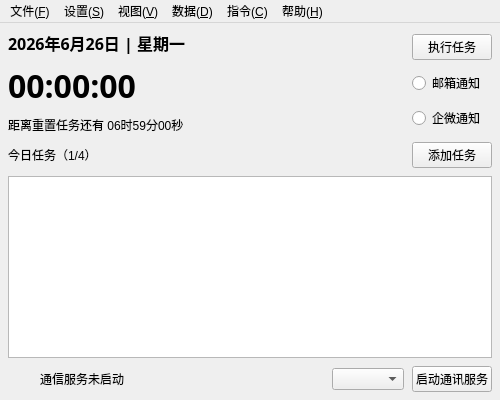
Above: MainWindow.ui from AndroidCoderPeng/TaskDispatcher before the change. Below: the same form after it.
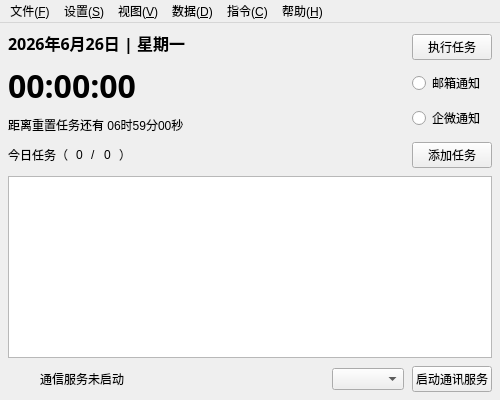
That is the form after the change. Icons and pictures are not drawn.

Commit message: feat(data): 添加任务存储功能，支持任务的增删改查操作

Diff of the .ui file:
```diff
--- a/MainWindow.ui
+++ b/MainWindow.ui
@@ -132,11 +132,59 @@
                                             <number>8</number>
                                         </property>
                                         <item>
-                                            <widget class="QLabel" name="taskCountLabel">
-                                                <property name="text">
-                                                    <string>今日任务（1/4）</string>
+                                            <layout class="QHBoxLayout" name="horizontalLayout_5">
+                                                <property name="spacing">
+                                                    <number>8</number>
                                                 </property>
-                                            </widget>
+                                                <item>
+                                                    <widget class="QLabel" name="label">
+                                                        <property name="text">
+                                                            <string>今日任务（</string>
+                                                        </property>
+                                                    </widget>
+                                                </item>
+                                                <item>
+                                                    <widget class="QLabel" name="taskIndexLabel">
+                                                        <property name="text">
+                                                            <string>0</string>
+                                                        </property>
+                                                    </widget>
+                                                </item>
+                                                <item>
+                                                    <widget class="QLabel" name="label">
+                                                        <property name="text">
+                                                            <string>/</string>
+                                                        </property>
+                                                    </widget>
+                                                </item>
+                                                <item>
+                                                    <widget class="QLabel" name="taskCountLabel">
+                                                        <property name="text">
+                                                            <string>0</string>
+                                                        </property>
+                                                    </widget>
+                                                </item>
+                                                <item>
+                                                    <widget class="QLabel" name="label">
+                                                        <property name="text">
+                                                            <string>）</string>
+                                                        </property>
+                                                    </widget>
+                                                </item>
+                                                <item>
+                                                    <spacer name="horizontalSpacer_2">
+                                                        <property name="orientation">
+                                                            <enum>Qt::Horizontal</enum>
+                                                        </property>
+                                                        <property name="sizeHint" stdset="0">
+                                                            <size>
+                                                                <width>40</width>
+                                                                <height>20</height>
+                                                            </size>
+                                                        </property>
+                                                    </spacer>
+                                                </item>
+                                            </layout>
                                         </item>
                                         <item>
                                             <widget class="QPushButton" name="addTaskButton">
```
The commit also changes 6 other files.
